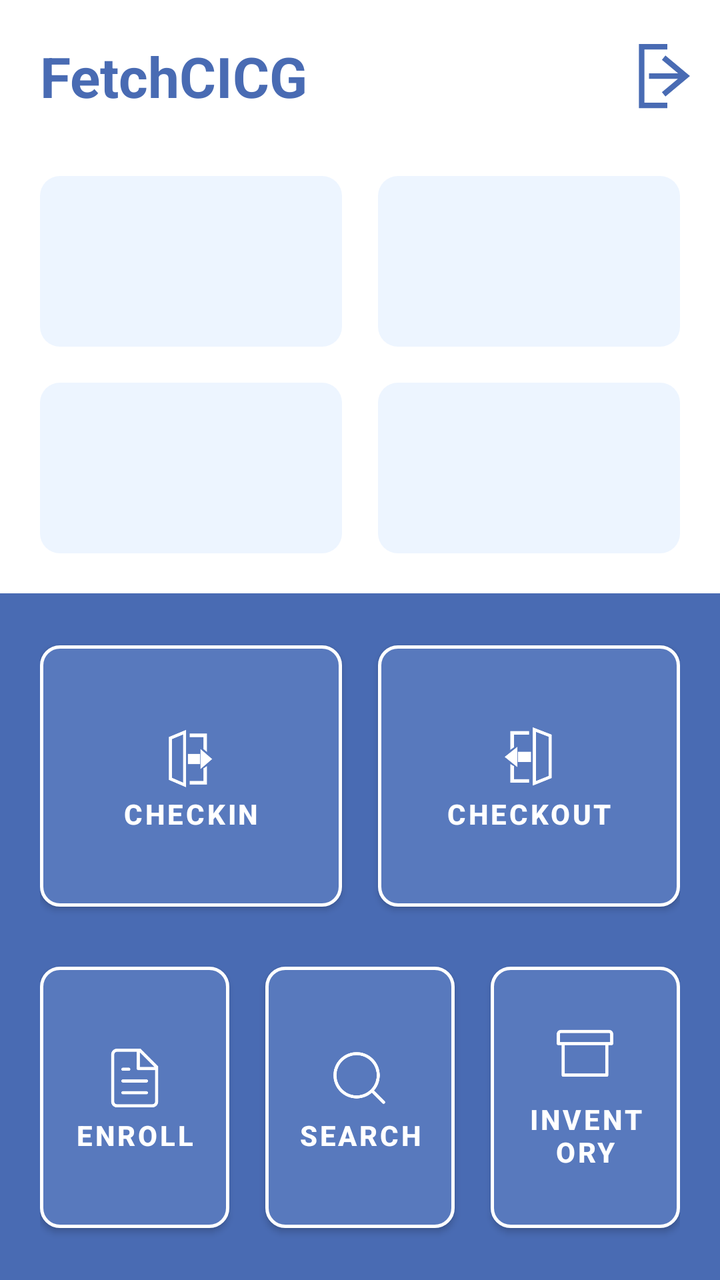
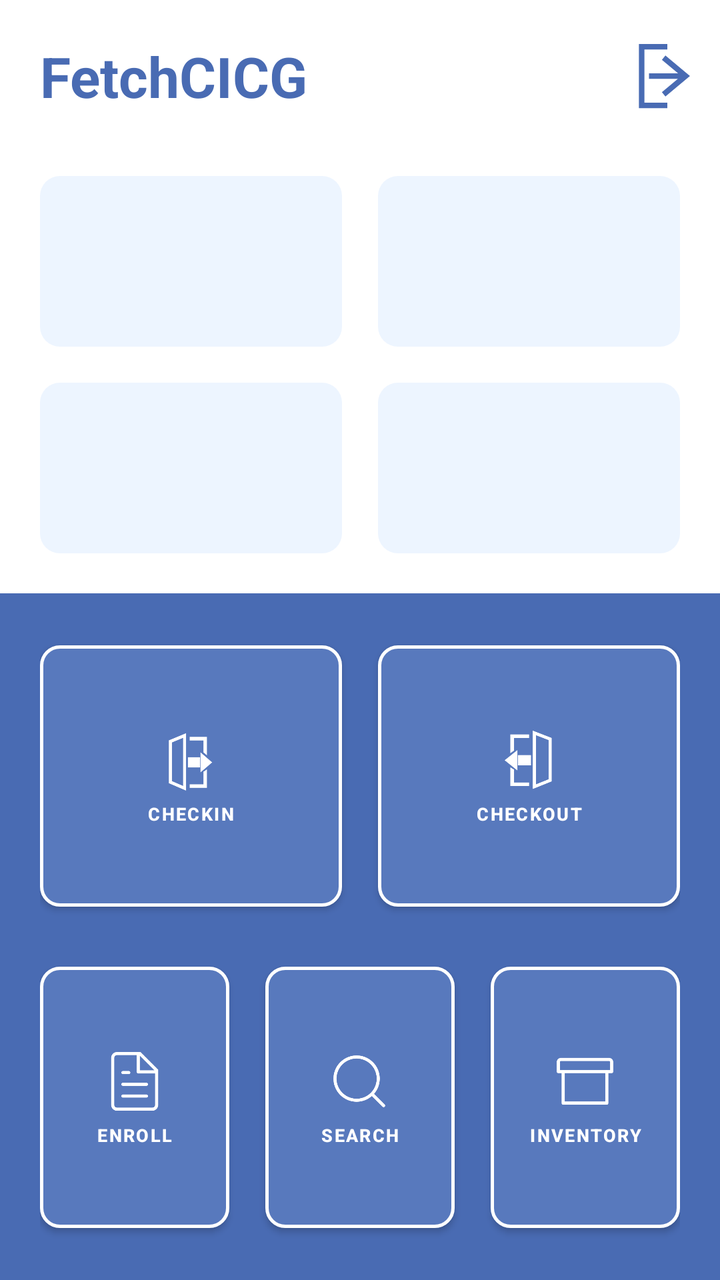

Before-and-after screenshots of an Android layout around one commit, followed by the original layout XML and the change that was made.
<!-- AndroidManifest.xml: application theme Theme.FetchCICG -->
<!-- res/layout/activity_dashboard.xml -->
<?xml version="1.0" encoding="utf-8"?>
<LinearLayout xmlns:android="http://schemas.android.com/apk/res/android"
    xmlns:app="http://schemas.android.com/apk/res-auto"
    android:layout_width="match_parent"
    android:layout_height="match_parent"
    android:background="@android:color/white"
    android:orientation="vertical">

    
    <LinearLayout
        android:layout_width="match_parent"
        android:layout_height="wrap_content"
        android:gravity="center_vertical"
        android:orientation="horizontal"
        android:paddingStart="20dp"
        android:paddingTop="16dp"
        android:paddingEnd="8dp"
        android:paddingBottom="8dp">

        <TextView
            android:layout_width="0dp"
            android:layout_height="wrap_content"
            android:layout_weight="1"
            android:text="@string/app_name"
            android:textColor="@color/primary"
            android:textSize="28sp"
            android:textStyle="bold" />

        <ImageButton
            android:id="@+id/logoutButton"
            android:layout_width="44dp"
            android:layout_height="44dp"
            android:background="?attr/selectableItemBackgroundBorderless"
            android:contentDescription="@string/dashboard_logout_title"
            android:src="@drawable/ic_logout" />
    </LinearLayout>

    
    <LinearLayout
        android:layout_width="match_parent"
        android:layout_height="0dp"
        android:layout_weight="0.4"
        android:orientation="vertical"
        android:padding="20dp">

        <LinearLayout
            android:layout_width="match_parent"
            android:layout_height="0dp"
            android:layout_weight="1"
            android:orientation="horizontal">

            <include
                android:id="@+id/totalAssetsItem"
                layout="@layout/item_dashboard_info"
                android:layout_width="0dp"
                android:layout_height="match_parent"
                android:layout_marginEnd="9dp"
                android:layout_weight="1" />

            <include
                android:id="@+id/totalCheckoutsItem"
                layout="@layout/item_dashboard_info"
                android:layout_width="0dp"
                android:layout_height="match_parent"
                android:layout_marginStart="9dp"
                android:layout_weight="1" />
        </LinearLayout>

        <LinearLayout
            android:layout_width="match_parent"
            android:layout_height="0dp"
            android:layout_marginTop="18dp"
            android:layout_weight="1"
            android:orientation="horizontal">

            <include
                android:id="@+id/todayCheckoutsItem"
                layout="@layout/item_dashboard_info"
                android:layout_width="0dp"
                android:layout_height="match_parent"
                android:layout_marginEnd="9dp"
                android:layout_weight="1" />

            <include
                android:id="@+id/missingAssetsItem"
                layout="@layout/item_dashboard_info"
                android:layout_width="0dp"
                android:layout_height="match_parent"
                android:layout_marginStart="9dp"
                android:layout_weight="1" />
        </LinearLayout>
    </LinearLayout>

    
    <LinearLayout
        android:layout_width="match_parent"
        android:layout_height="0dp"
        android:layout_weight="0.6"
        android:background="@color/primary"
        android:orientation="vertical"
        android:padding="20dp">

        <LinearLayout
            android:layout_width="match_parent"
            android:layout_height="0dp"
            android:layout_weight="1"
            android:orientation="horizontal">

            <com.google.android.material.button.MaterialButton
                android:id="@+id/checkinButton"
                style="@style/Widget.MaterialComponents.Button"
                android:layout_width="0dp"
                android:layout_height="match_parent"
                android:layout_marginEnd="9dp"
                android:layout_weight="1"
                android:text="@string/dashboard_checkin"
                android:textColor="@color/white"
                android:textSize="14sp"
                android:textStyle="bold"
                app:backgroundTint="@color/menu_button"
                app:cornerRadius="10dp"
                app:icon="@drawable/menu_checkin"
                app:iconGravity="textTop"
                app:iconSize="30dp"
                app:iconTint="@color/white"
                app:strokeColor="@color/white"
                app:strokeWidth="1.5dp" />

            <com.google.android.material.button.MaterialButton
                android:id="@+id/checkoutButton"
                style="@style/Widget.MaterialComponents.Button"
                android:layout_width="0dp"
                android:layout_height="match_parent"
                android:layout_marginStart="9dp"
                android:layout_weight="1"
                android:text="@string/dashboard_checkout"
                android:textColor="@color/white"
                android:textSize="14sp"
                android:textStyle="bold"
                app:backgroundTint="@color/menu_button"
                app:cornerRadius="10dp"
                app:icon="@drawable/menu_checkout"
                app:iconGravity="textTop"
                app:iconSize="30dp"
                app:iconTint="@color/white"
                app:strokeColor="@color/white"
                app:strokeWidth="1.5dp" />
        </LinearLayout>

        <LinearLayout
            android:layout_width="match_parent"
            android:layout_height="0dp"
            android:layout_marginTop="18dp"
            android:layout_weight="1"
            android:orientation="horizontal">

            <com.google.android.material.button.MaterialButton
                android:id="@+id/enrollButton"
                style="@style/Widget.MaterialComponents.Button"
                android:layout_width="0dp"
                android:layout_height="match_parent"
                android:layout_marginEnd="9dp"
                android:layout_weight="1"
                android:text="@string/dashboard_enroll"
                android:textColor="@color/white"
                android:textSize="14sp"
                android:textStyle="bold"
                app:backgroundTint="@color/menu_button"
                app:cornerRadius="10dp"
                app:icon="@drawable/menu_enroll"
                app:iconGravity="textTop"
                app:iconSize="30dp"
                app:iconTint="@color/white"
                app:strokeColor="@color/white"
                app:strokeWidth="1.5dp" />

            <com.google.android.material.button.MaterialButton
                android:id="@+id/searchButton"
                style="@style/Widget.MaterialComponents.Button"
                android:layout_width="0dp"
                android:layout_height="match_parent"
                android:layout_marginStart="9dp"
                android:layout_marginEnd="9dp"
                android:layout_weight="1"
                android:text="@string/dashboard_search"
                android:textColor="@color/white"
                android:textSize="14sp"
                android:textStyle="bold"
                app:backgroundTint="@color/menu_button"
                app:cornerRadius="10dp"
                app:icon="@drawable/menu_search"
                app:iconGravity="textTop"
                app:iconSize="30dp"
                app:iconTint="@color/white"
                app:strokeColor="@color/white"
                app:strokeWidth="1.5dp" />

            <com.google.android.material.button.MaterialButton
                android:id="@+id/inventoryButton"
                style="@style/Widget.MaterialComponents.Button"
                android:layout_width="0dp"
                android:layout_height="match_parent"
                android:layout_marginStart="9dp"
                android:layout_weight="1"
                android:text="@string/dashboard_inventory"
                android:textColor="@color/white"
                android:textSize="14sp"
                android:textStyle="bold"
                app:backgroundTint="@color/menu_button"
                app:cornerRadius="10dp"
                app:icon="@drawable/menu_inventory"
                app:iconGravity="textTop"
                app:iconSize="30dp"
                app:iconTint="@color/white"
                app:strokeColor="@color/white"
                app:strokeWidth="1.5dp" />
        </LinearLayout>

    </LinearLayout>

</LinearLayout>
<!-- res/layout/item_dashboard_info.xml (included above) -->
<?xml version="1.0" encoding="utf-8"?>
<LinearLayout xmlns:android="http://schemas.android.com/apk/res/android"
    android:layout_width="match_parent"
    android:layout_height="match_parent"
    android:background="@drawable/bg_dashboard_info_item"
    android:gravity="center_vertical"
    android:orientation="horizontal"
    android:padding="8dp">

    <ImageView
        android:id="@+id/itemIcon"
        android:layout_width="36dp"
        android:layout_height="36dp"
        android:contentDescription="@null"
        android:scaleType="fitCenter" />

    <LinearLayout
        android:layout_width="0dp"
        android:layout_height="wrap_content"
        android:layout_marginStart="8dp"
        android:layout_weight="1"
        android:gravity="end"
        android:orientation="vertical">

        <TextView
            android:id="@+id/itemCount"
            android:layout_width="wrap_content"
            android:layout_height="wrap_content"
            android:gravity="end"
            android:textColor="@color/primary"
            android:textSize="28sp"
            android:textStyle="bold" />

        <TextView
            android:id="@+id/itemTitle"
            android:layout_width="wrap_content"
            android:layout_height="wrap_content"
            android:gravity="end"
            android:maxLines="2"
            android:textColor="@color/secondary_text"
            android:textSize="14sp" />
    </LinearLayout>

</LinearLayout>
<!-- resources referenced by this layout -->
<resources>
  <color name="menu_button">#5879BD</color>
  <color name="primary">#496BB3</color>
  <color name="secondary_text">#6E6E73</color>
  <color name="white">#FFFFFF</color>
  <!-- drawable bg_dashboard_info_item (drawable) -->
  <?xml version="1.0" encoding="utf-8"?>
  <shape xmlns:android="http://schemas.android.com/apk/res/android"
      android:shape="rectangle">
      <solid android:color="@color/info_background" />
      <corners android:radius="10dp" />
  </shape>
  <!-- drawable ic_logout (drawable) -->
  <?xml version="1.0" encoding="utf-8"?>
  <vector xmlns:android="http://schemas.android.com/apk/res/android"
      android:width="44dp"
      android:height="44dp"
      android:viewportWidth="24"
      android:viewportHeight="24">
      <path
          android:fillColor="#00000000"
          android:pathData="M14,4 L7,4 L7,20 L14,20"
          android:strokeColor="#496BB3"
          android:strokeLineCap="butt"
          android:strokeLineJoin="miter"
          android:strokeWidth="1.5" />
      <path
          android:fillColor="#00000000"
          android:pathData="M9,12 L18,12 M13,7 L19,12 L13,17"
          android:strokeColor="#496BB3"
          android:strokeLineCap="butt"
          android:strokeLineJoin="miter"
          android:strokeWidth="1.5" />
  </vector>
  <!-- drawable menu_checkin: png bitmap (drawable-nodpi, 2908 bytes) -->
  <!-- drawable menu_checkout: png bitmap (drawable-nodpi, 3021 bytes) -->
  <!-- drawable menu_enroll: png bitmap (drawable-nodpi, 2562 bytes) -->
  <!-- drawable menu_inventory: png bitmap (drawable-nodpi, 1199 bytes) -->
  <!-- drawable menu_search: png bitmap (drawable-nodpi, 4421 bytes) -->
  <string name="app_name">FetchCICG</string>
  <string name="dashboard_checkin">Checkin</string>
  <string name="dashboard_checkout">Checkout</string>
  <string name="dashboard_enroll">Enroll</string>
  <string name="dashboard_inventory">Inventory</string>
  <string name="dashboard_logout_title">Logout</string>
  <string name="dashboard_search">Search</string>
  <style name="Theme.FetchCICG" parent="Theme.Material3.Light.NoActionBar">
          <item name="colorPrimary">@color/primary</item>
          <item name="colorPrimaryVariant">@color/secondary</item>
          <item name="colorOnPrimary">@color/white</item>
  
          <item name="colorSecondary">@color/secondary_button</item>
          <item name="colorOnSecondary">@color/white</item>
  
          <item name="android:statusBarColor" tools:targetApi="l">@color/primary</item>
          <item name="android:navigationBarColor" tools:targetApi="l">@color/primary</item>
      </style>
  <color name="info_background">#EDF5FF</color>
  <color name="secondary">#2E4163</color>
  <color name="secondary_button">#708FFC</color>
</resources>

<!-- the commit's change to res/layout/activity_dashboard.xml (unified diff, before → after) -->
@@ -115,8 +115,13 @@
                 android:layout_weight="1"
                 android:text="@string/dashboard_checkin"
                 android:textColor="@color/white"
-                android:textSize="14sp"
-                android:textStyle="bold"
+                android:textSize="9sp"
+                android:textStyle="bold"
+                android:maxLines="1"
+                android:paddingStart="2dp"
+                android:paddingEnd="2dp"
+                android:insetLeft="0dp"
+                android:insetRight="0dp"
                 app:backgroundTint="@color/menu_button"
                 app:cornerRadius="10dp"
                 app:icon="@drawable/menu_checkin"
@@ -135,8 +140,13 @@
                 android:layout_weight="1"
                 android:text="@string/dashboard_checkout"
                 android:textColor="@color/white"
-                android:textSize="14sp"
-                android:textStyle="bold"
+                android:textSize="9sp"
+                android:textStyle="bold"
+                android:maxLines="1"
+                android:paddingStart="2dp"
+                android:paddingEnd="2dp"
+                android:insetLeft="0dp"
+                android:insetRight="0dp"
                 app:backgroundTint="@color/menu_button"
                 app:cornerRadius="10dp"
                 app:icon="@drawable/menu_checkout"
@@ -163,8 +173,13 @@
                 android:layout_weight="1"
                 android:text="@string/dashboard_enroll"
                 android:textColor="@color/white"
-                android:textSize="14sp"
-                android:textStyle="bold"
+                android:textSize="9sp"
+                android:textStyle="bold"
+                android:maxLines="1"
+                android:paddingStart="2dp"
+                android:paddingEnd="2dp"
+                android:insetLeft="0dp"
+                android:insetRight="0dp"
                 app:backgroundTint="@color/menu_button"
                 app:cornerRadius="10dp"
                 app:icon="@drawable/menu_enroll"
@@ -184,8 +199,13 @@
                 android:layout_weight="1"
                 android:text="@string/dashboard_search"
                 android:textColor="@color/white"
-                android:textSize="14sp"
-                android:textStyle="bold"
+                android:textSize="9sp"
+                android:textStyle="bold"
+                android:maxLines="1"
+                android:paddingStart="2dp"
+                android:paddingEnd="2dp"
+                android:insetLeft="0dp"
+                android:insetRight="0dp"
                 app:backgroundTint="@color/menu_button"
                 app:cornerRadius="10dp"
                 app:icon="@drawable/menu_search"
@@ -204,8 +224,13 @@
                 android:layout_weight="1"
                 android:text="@string/dashboard_inventory"
                 android:textColor="@color/white"
-                android:textSize="14sp"
-                android:textStyle="bold"
+                android:textSize="9sp"
+                android:textStyle="bold"
+                android:maxLines="1"
+                android:paddingStart="2dp"
+                android:paddingEnd="2dp"
+                android:insetLeft="0dp"
+                android:insetRight="0dp"
                 app:backgroundTint="@color/menu_button"
                 app:cornerRadius="10dp"
                 app:icon="@drawable/menu_inventory"
